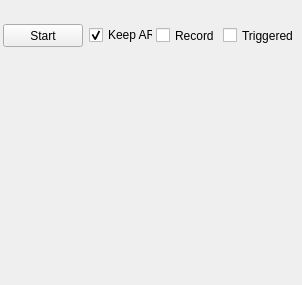
AhmetCemalO/labcamsac, file python_code/view/UI_cam.ui: the form before one commit.
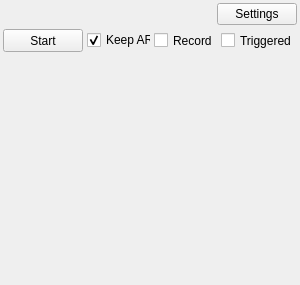
The form after the commit.

Commit message: Add cam settings widget (tested with mako, still need to adapt pco)

Diff of the .ui file:
```diff
--- a/python_code/view/UI_cam.ui
+++ b/python_code/view/UI_cam.ui
@@ -6,7 +6,7 @@
    <rect>
     <x>0</x>
     <y>0</y>
-    <width>302</width>
+    <width>300</width>
     <height>285</height>
    </rect>
   </property>
@@ -42,6 +42,12 @@
      </property>
      <item>
       <widget class="QLabel" name="save_location_label">
+       <property name="sizePolicy">
+        <sizepolicy hsizetype="MinimumExpanding" vsizetype="Preferred">
+         <horstretch>0</horstretch>
+         <verstretch>0</verstretch>
+        </sizepolicy>
+       </property>
        <property name="minimumSize">
         <size>
          <width>0</width>
@@ -65,6 +71,28 @@
        </property>
       </widget>
      </item>
+     <item>
+      <widget class="QPushButton" name="settings_pushButton">
+       <property name="minimumSize">
+        <size>
+         <width>80</width>
+         <height>0</height>
+        </size>
+       </property>
+       <property name="maximumSize">
+        <size>
+         <width>16777215</width>
+         <height>23</height>
+        </size>
+       </property>
+       <property name="toolTip">
+        <string>Camera settings</string>
+       </property>
+       <property name="text">
+        <string>Settings</string>
+       </property>
+      </widget>
+     </item>
     </layout>
    </item>
    <item>
```
The commit also changes 10 other files.
